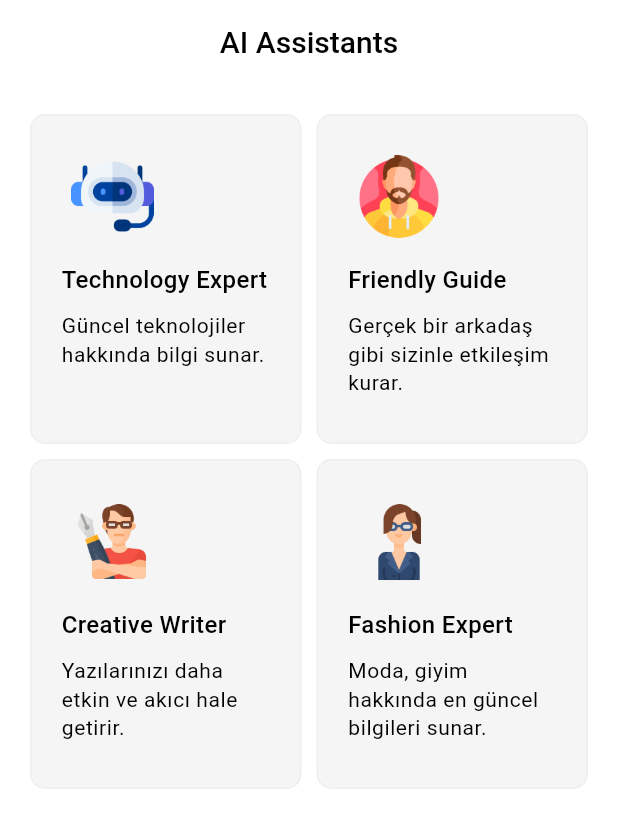
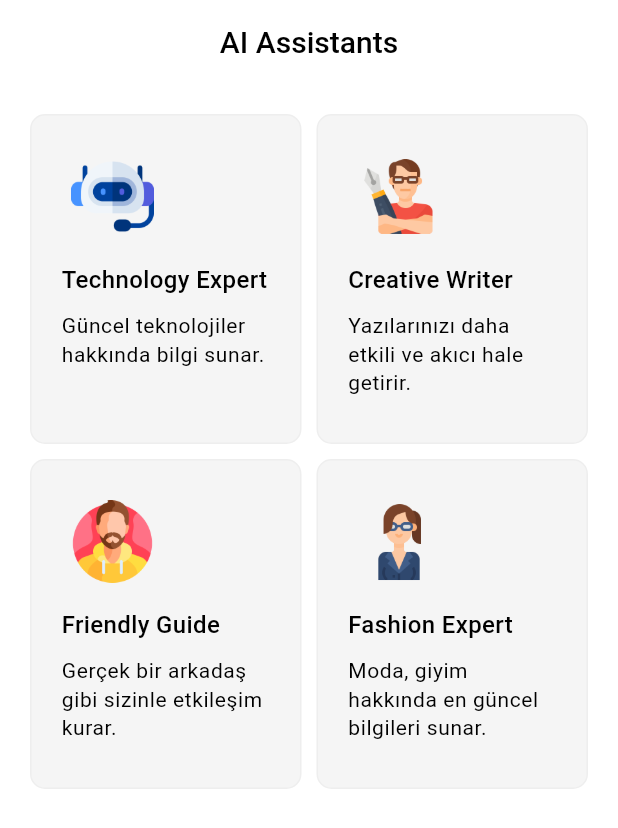
Before and after one commit to Emir1719/Chatbot, a Flutter app: the screen it shows after launch, on a phone screen of 412 x 824 dp. Shown: the top 828 px of the screen. Run offline on Flutter 3.47's test engine with Material 3 defaults, Android fonts, the phone set to English and light mode, and no system bars; our stand-ins replace bloc, cookie_jar, dio, dio_cookie_manager, equatable, flutter_bloc and 3 more.

Commit message:
chatbot yapısı değişti

```diff
--- a/lib/features/chat/presentation/widgets/bubble/bubble_text.dart
+++ b/lib/features/chat/presentation/widgets/bubble/bubble_text.dart
@@ -2,12 +2,8 @@ import 'package:chat_bubbles/bubbles/bubble_special_three.dart';
 import 'package:chatbot/features/chat/data/models/chat.dart';
 import 'package:chatbot/features/chat/data/models/sender.dart';
 import 'package:chatbot/features/chat/data/repositories/image_parser.dart';
-import 'package:chatbot/features/models/domain/extensions/model_extension.dart';
-import 'package:chatbot/features/models/presentation/bloc/models_bloc.dart';
 import 'package:chatbot/util/extensions/context_extension.dart';
-import 'package:chatbot/util/image.dart';
 import 'package:flutter/material.dart';
-import 'package:flutter_bloc/flutter_bloc.dart';
 
 class BubbleText extends StatelessWidget {
   const BubbleText({super.key, required this.chat});
@@ -16,30 +12,22 @@ class BubbleText extends StatelessWidget {
   @override
   Widget build(BuildContext context) {
     final isSendUser = chat?.sender == Sender.user;
-    final model = context.read<ModelsBloc>().model;
 
-    return Row(
-      crossAxisAlignment: CrossAxisAlignment.end,
-      children: [
-        isSendUser
-            ? Spacer()
-            : Image.asset(model?.toPath() ?? AppImage.technologyExpert, height: 40),
-        Column(
+    return Column(
       crossAxisAlignment: CrossAxisAlignment.end,
       children: [
         ImageParser.build(context, chat?.image),
         BubbleSpecialThree(
           text: chat?.message ?? "",
-              color: context.color.secondary,
-              constraints: BoxConstraints(maxWidth: context.width(0.65)),
+          color: isSendUser ? context.color.onSecondary : context.color.primaryContainer,
+          constraints: BoxConstraints(maxWidth: context.width(0.7)),
           tail: true,
           isSender: isSendUser,
           textStyle: context.text.bodyMedium!.copyWith(
-                color: context.color.surface,
-                overflow: TextOverflow.fade,
+            color: isSendUser ? Colors.white : context.color.tertiary,
+            height: 1.6,
+            overflow: TextOverflow.visible,
           ),
-            ),
-          ],
         ),
       ],
     );
--- a/lib/features/chat/presentation/widgets/chat/greeting/chatbot_conv_starters.dart
+++ b/lib/features/chat/presentation/widgets/chat/greeting/chatbot_conv_starters.dart
@@ -13,7 +13,7 @@ class ChatbotConvStarters extends StatelessWidget {
     // Konuşma başlatıcıları her model için dinamik olarak listelenir
     final starterWidgets = model!.starters
         .map((starter) => Padding(
-              padding: const EdgeInsets.only(bottom: 10),
+              padding: const EdgeInsets.only(bottom: 15),
               child: ConvStarter(message: starter),
             ))
         .toList();
--- a/lib/features/models/data/models/chatbots.dart
+++ /dev/null
@@ -1,28 +0,0 @@
-enum Chatbots {
-  technologyExpert("technology_expert", null, "Güncel teknolojiler hakkında bilgi sunar.", [
-    "İşlemcinin temel görevi nedir?",
-    "DDR5 RAM'in DDR4'e göre avantajı nedir?",
-    "Laptop soğutucuları ne kadar faydalı?"
-  ]),
-  friendlyGuide("friendly_guide", null, "Gerçek bir arkadaş gibi sizinle etkileşim kurar.", [
-    "Arkadaşım! Bugün futbol hakkında konuşalım mı?",
-    "Sana bir sır versem tutar mısın?",
-    "Lisedeki anılarımdan bahsetmek istiyorum."
-  ]),
-  creativeWriter("creative_writer", null, "Yazılarınızı daha etkin ve akıcı hale getirir.", [
-    "Yazacağım metni daha akıcı hale getir.",
-    "Polisiye konusunda bir hikaye yaz.",
-  ]),
-  girlFriend("girl_friend", "Fashion Expert", "Moda, giyim hakkında en güncel bilgileri sunar.", [
-    "En popüler giysi markası nedir?",
-    "Sarı bir kazağın altına ne iyi gider?",
-    "Resmi yerlerde hangi tür giysiler giyilmelidir?"
-  ]);
-
-  final String modelName;
-  final String? displayName;
-  final String description;
-  final List<String> starters;
-
-  const Chatbots(this.modelName, this.displayName, this.description, this.starters);
-}
--- /dev/null
+++ b/lib/features/models/data/models/chatbots/creative_writer.dart
@@ -0,0 +1,15 @@
+import 'package:chatbot/features/models/data/models/i_chatbot.dart';
+
+class CreativeWriter extends IChatbot {
+  @override
+  String get id => "creative_writer";
+
+  @override
+  String get description => "Yazılarınızı daha etkili ve akıcı hale getirir.";
+
+  @override
+  List<String> get starters => [
+        "Yazacağım metni daha akıcı hale getir.",
+        "Polisiye konusunda bir hikaye yaz.",
+      ];
+}
--- /dev/null
+++ b/lib/features/models/data/models/chatbots/fashion_expert.dart
@@ -0,0 +1,19 @@
+import 'package:chatbot/features/models/data/models/i_chatbot.dart';
+
+class FashionExpert extends IChatbot {
+  @override
+  String get id => "girl_friend";
+
+  @override
+  String? get displayName => "Fashion Expert";
+
+  @override
+  String get description => "Moda, giyim hakkında en güncel bilgileri sunar.";
+
+  @override
+  List<String> get starters => [
+        "En popüler giysi markası nedir?",
+        "Sarı bir kazağın altına ne iyi gider?",
+        "Resmi yerlerde hangi tür giysiler giyilmelidir?"
+      ];
+}
--- /dev/null
+++ b/lib/features/models/data/models/chatbots/friendly_guide.dart
@@ -0,0 +1,16 @@
+import 'package:chatbot/features/models/data/models/i_chatbot.dart';
+
+class FriendlyGuide extends IChatbot {
+  @override
+  String get id => "friendly_guide";
+
+  @override
+  String get description => "Gerçek bir arkadaş gibi sizinle etkileşim kurar.";
+
+  @override
+  List<String> get starters => [
+        "Arkadaşım! Bugün futbol hakkında konuşalım mı?",
+        "Sana bir sır versem tutar mısın?",
+        "Lisedeki anılarımdan bahsetmek istiyorum."
+      ];
+}
--- /dev/null
+++ b/lib/features/models/data/models/chatbots/technology_expert.dart
@@ -0,0 +1,16 @@
+import 'package:chatbot/features/models/data/models/i_chatbot.dart';
+
+class TechnologyExpert extends IChatbot {
+  @override
+  String get id => "technology_expert";
+
+  @override
+  String get description => "Güncel teknolojiler hakkında bilgi sunar.";
+
+  @override
+  List<String> get starters => [
+        "İşlemcinin temel görevi nedir?",
+        "DDR5 RAM'in DDR4'e göre avantajı nedir?",
+        "Laptop soğutucuları ne kadar faydalı?",
+      ];
+}
--- /dev/null
+++ b/lib/features/models/data/models/i_chatbot.dart
@@ -0,0 +1,7 @@
+abstract class IChatbot {
+  String get id;
+  String get description;
+  List<String> get starters;
+
+  String? get displayName => null;
+}
--- a/lib/features/models/domain/extensions/model_extension.dart
+++ b/lib/features/models/domain/extensions/model_extension.dart
@@ -1,12 +1,12 @@
-import 'package:chatbot/features/models/data/models/chatbots.dart';
+import 'package:chatbot/features/models/data/models/i_chatbot.dart';
 
-extension ModelExtension on Chatbots {
+extension ModelExtension on IChatbot {
   /// Modelin resim yolunu döndürür
-  String toPath() => "assets/images/$modelName.png";
+  String toPath() => "assets/images/$id.png";
 
   /// Modelin adını daha okunaklı hale çevirir.
   String toName() {
-    var texts = modelName.split("_");
+    var texts = id.split("_");
     // Her kelimenin baş harfini büyük yap ve birleştir
     return texts.map((word) => word[0].toUpperCase() + word.substring(1)).join(" ");
   }
--- a/lib/features/models/presentation/bloc/models_bloc.dart
+++ b/lib/features/models/presentation/bloc/models_bloc.dart
@@ -4,7 +4,7 @@ import 'package:bloc/bloc.dart';
 import 'package:chatbot/config/service_locator.dart';
 import 'package:chatbot/features/chat/data/datasources/chat_service.dart';
 import 'package:chatbot/features/chat/presentation/bloc/chat_bloc.dart';
-import 'package:chatbot/features/models/data/models/chatbots.dart';
+import 'package:chatbot/features/models/data/models/i_chatbot.dart';
 import 'package:equatable/equatable.dart';
 
 part 'models_event.dart';
@@ -12,7 +12,7 @@ part 'models_state.dart';
 
 class ModelsBloc extends Bloc<ModelsEvent, ModelsState> {
   final _chatService = getIt<ChatService>();
-  Chatbots? model;
+  IChatbot? model;
 
   ModelsBloc() : super(ModelsInitial()) {
     on<SelectModelEvent>(_selectModel);
@@ -24,7 +24,7 @@ class ModelsBloc extends Bloc<ModelsEvent, ModelsState> {
     try {
       model = event.model;
 
-      await _chatService.selectModel(model!.modelName);
+      await _chatService.selectModel(model!.id);
 
       getIt<ChatBloc>().add(ChatRestart());
 
--- a/lib/features/models/presentation/bloc/models_event.dart
+++ b/lib/features/models/presentation/bloc/models_event.dart
@@ -8,7 +8,7 @@ abstract class ModelsEvent extends Equatable {
 }
 
 class SelectModelEvent extends ModelsEvent {
-  final Chatbots model;
+  final IChatbot model;
 
   const SelectModelEvent({required this.model});
 
--- a/lib/features/models/presentation/bloc/models_state.dart
+++ b/lib/features/models/presentation/bloc/models_state.dart
@@ -12,7 +12,7 @@ class ModelsInitial extends ModelsState {}
 class ModelsLoading extends ModelsState {}
 
 class ModelsLoaded extends ModelsState {
-  final Chatbots model;
+  final IChatbot model;
 
   const ModelsLoaded({required this.model});
 
--- a/lib/features/models/presentation/pages/models_view.dart
+++ b/lib/features/models/presentation/pages/models_view.dart
@@ -1,4 +1,8 @@
-import 'package:chatbot/features/models/data/models/chatbots.dart';
+import 'package:chatbot/features/models/data/models/chatbots/creative_writer.dart';
+import 'package:chatbot/features/models/data/models/chatbots/fashion_expert.dart';
+import 'package:chatbot/features/models/data/models/chatbots/friendly_guide.dart';
+import 'package:chatbot/features/models/data/models/chatbots/technology_expert.dart';
+import 'package:chatbot/features/models/data/models/i_chatbot.dart';
 import 'package:chatbot/features/models/presentation/widgets/model_list_item.dart';
 import 'package:flutter/material.dart';
 
@@ -7,12 +11,17 @@ class ModelsView extends StatelessWidget {
 
   @override
   Widget build(BuildContext context) {
-    final models = Chatbots.values;
+    List<IChatbot> chatbots = [
+      TechnologyExpert(),
+      CreativeWriter(),
+      FriendlyGuide(),
+      FashionExpert(),
+    ];
 
     return Scaffold(
       appBar: AppBar(title: const Text('AI Assistants')),
       body: GridView.builder(
-        itemCount: models.length,
+        itemCount: chatbots.length,
         padding: EdgeInsets.all(20),
         gridDelegate: SliverGridDelegateWithFixedCrossAxisCount(
           crossAxisCount: 2,
@@ -21,7 +30,7 @@ class ModelsView extends StatelessWidget {
           mainAxisSpacing: 10,
         ),
         itemBuilder: (context, index) {
-          var model = models[index];
+          var model = chatbots[index];
 
           return ModelListItem(model: model);
         },
--- a/lib/features/models/presentation/widgets/model_image.dart
+++ b/lib/features/models/presentation/widgets/model_image.dart
@@ -1,11 +1,11 @@
-import 'package:chatbot/features/models/data/models/chatbots.dart';
+import 'package:chatbot/features/models/data/models/i_chatbot.dart';
 import 'package:chatbot/features/models/domain/extensions/model_extension.dart';
 import 'package:chatbot/util/extensions/context_extension.dart';
 import 'package:flutter/material.dart';
 
 class ModelImage extends StatelessWidget {
   const ModelImage({super.key, required this.model});
-  final Chatbots model;
+  final IChatbot model;
 
   @override
   Widget build(BuildContext context) {
--- a/lib/features/models/presentation/widgets/model_list_item.dart
+++ b/lib/features/models/presentation/widgets/model_list_item.dart
@@ -1,5 +1,5 @@
 import 'package:chatbot/features/chat/presentation/pages/chat/chat_view.dart';
-import 'package:chatbot/features/models/data/models/chatbots.dart';
+import 'package:chatbot/features/models/data/models/i_chatbot.dart';
 import 'package:chatbot/features/models/domain/extensions/model_extension.dart';
 import 'package:chatbot/features/models/presentation/bloc/models_bloc.dart';
 import 'package:chatbot/features/models/presentation/widgets/model_image.dart';
@@ -9,7 +9,7 @@ import 'package:flutter_bloc/flutter_bloc.dart';
 
 class ModelListItem extends StatelessWidget {
   const ModelListItem({super.key, required this.model});
-  final Chatbots model;
+  final IChatbot model;
 
   @override
   Widget build(BuildContext context) {
--- a/lib/util/app_color_scheme.dart
+++ b/lib/util/app_color_scheme.dart
@@ -15,6 +15,7 @@ final class AppColorScheme {
         primaryContainer: Colors.grey.shade100,
         onPrimaryContainer: Colors.grey.shade200,
         error: Colors.red,
+        onSecondary: Color(0xff17ce92),
       );
 
   static ColorScheme get dark => const ColorScheme.dark(
@@ -26,5 +27,6 @@ final class AppColorScheme {
         primaryContainer: Color(0xFF1E1E1E),
         onPrimaryContainer: Color.fromARGB(255, 60, 60, 60),
         error: Color.fromARGB(255, 255, 42, 27),
+        onSecondary: Color(0xFF1E1E1E),
       );
 }
--- a/lib/util/app_theme.dart
+++ b/lib/util/app_theme.dart
@@ -33,6 +33,7 @@ final class AppTheme {
     return AppBarTheme(
       backgroundColor: colorScheme.surface,
       titleTextStyle: textTheme.titleLarge,
+      surfaceTintColor: colorScheme.surface,
       centerTitle: true,
       systemOverlayStyle: SystemUiOverlayStyle(
         statusBarColor: colorScheme.surface,
```
Lines whose indentation alone changed are shown as unchanged.
